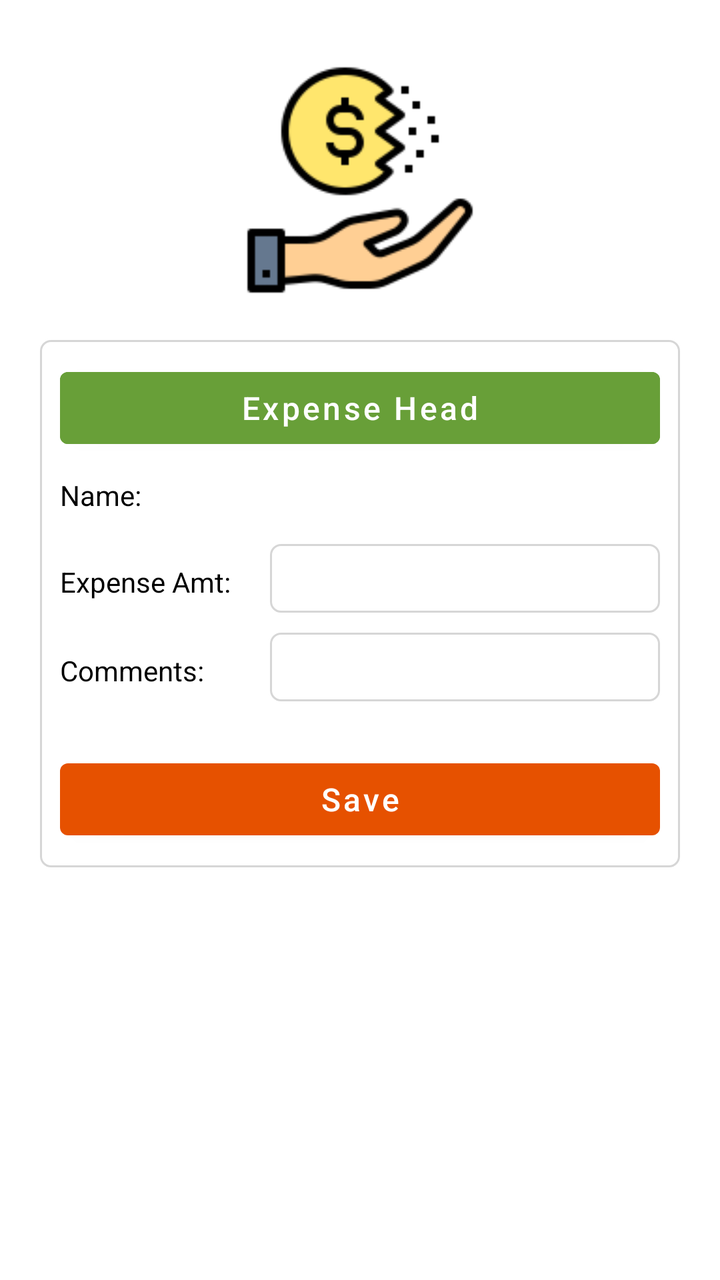
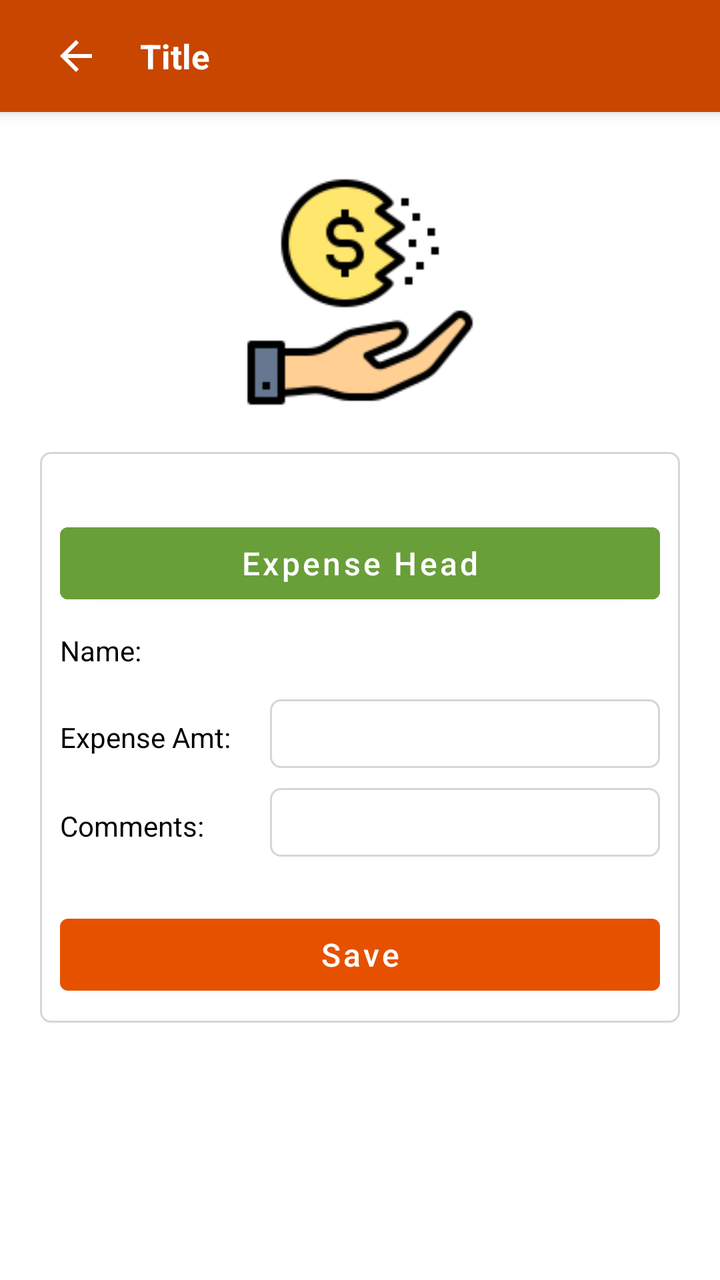

Before-and-after screenshots of an Android layout around one commit, followed by the original layout XML and the change that was made.
<!-- AndroidManifest.xml: application theme Theme.GasDistribution -->
<!-- res/layout/activity_expense.xml -->
<?xml version="1.0" encoding="utf-8"?>
<androidx.coordinatorlayout.widget.CoordinatorLayout
    xmlns:android="http://schemas.android.com/apk/res/android"
    xmlns:app="http://schemas.android.com/apk/res-auto"
    xmlns:tools="http://schemas.android.com/tools"
    android:layout_width="match_parent"
    android:layout_height="match_parent"
    tools:context=".activity.ExpenseActivity">

    <LinearLayout
        android:id="@+id/container"
        android:orientation="vertical"
        android:layout_width="match_parent"
        android:layout_height="match_parent">
        <LinearLayout
            android:layout_marginTop="30dp"
            android:gravity="center"
            android:layout_width="match_parent"
            android:layout_height="wrap_content">

            <ImageView
                android:background="@drawable/ic_expense"
                android:layout_width="120dp"
                android:layout_height="120dp" />

        </LinearLayout>
        <LinearLayout
            android:layout_margin="20dp"
            android:padding="10dp"
            android:background="@drawable/rectangle"
            android:orientation="vertical"
            android:layout_width="match_parent"
            android:layout_height="wrap_content">

            <Button
                android:id="@+id/btnShowExpenseHead"
                android:textSize="16sp"
                android:text="Expense Head"
                android:backgroundTint="@color/green"
                android:textAllCaps="false"
                android:layout_width="match_parent"
                android:layout_height="wrap_content" />

            <LinearLayout
                android:orientation="vertical"
                android:layout_width="match_parent"
                android:layout_height="wrap_content">

                <LinearLayout
                    android:layout_marginTop="5dp"
                    android:layout_marginBottom="5dp"
                    android:layout_width="match_parent"
                    android:layout_height="wrap_content">
                    <TextView
                        android:text="Name:"
                        android:textColor="@color/black"
                        android:layout_width="100dp"
                        android:layout_height="wrap_content" />
                    <TextView
                        android:id="@+id/txtExpenseName"
                        android:padding="5dp"
                        android:textColor="@color/black"
                        android:textStyle="bold"
                        android:maxLines="1"
                        android:text=""
                        android:layout_width="wrap_content"
                        android:layout_height="wrap_content" />
                </LinearLayout>

                <LinearLayout
                    android:orientation="horizontal"
                    android:layout_marginTop="5dp"
                    android:layout_marginBottom="5dp"
                    android:layout_width="match_parent"
                    android:layout_height="wrap_content">
                    <TextView
                        android:text="Expense Amt:"
                        android:textColor="@color/black"
                        android:layout_width="100dp"
                        android:layout_height="wrap_content" />
                    <EditText
                        android:id="@+id/etExpenseAmt"
                        android:textColor="@color/black"
                        android:textStyle="bold"
                        android:inputType="number"
                        android:maxLines="1"
                        android:layout_marginLeft="5dp"
                        android:padding="5dp"
                        android:background="@drawable/rectangle"
                        android:text=""
                        android:layout_width="match_parent"
                        android:layout_height="wrap_content" />
                </LinearLayout>

                <LinearLayout
                    android:orientation="horizontal"
                    android:layout_marginTop="5dp"
                    android:layout_marginBottom="5dp"
                    android:layout_width="match_parent"
                    android:layout_height="wrap_content">
                    <TextView
                        android:text="Comments:"
                        android:textColor="@color/black"
                        android:layout_width="100dp"
                        android:layout_height="wrap_content" />
                    <EditText
                        android:id="@+id/etComments"
                        android:textColor="@color/black"
                        android:layout_marginLeft="5dp"
                        android:padding="5dp"
                        android:background="@drawable/rectangle"
                        android:text=""
                        android:layout_width="match_parent"
                        android:layout_height="wrap_content" />
                </LinearLayout>

            </LinearLayout>

            <Button
                android:id="@+id/btnExpenseSave"
                android:textSize="16sp"
                android:layout_marginTop="20dp"
                android:text="Save"
                android:textAllCaps="false"
                android:layout_width="match_parent"
                android:layout_height="wrap_content" />

        </LinearLayout>
    </LinearLayout>

</androidx.coordinatorlayout.widget.CoordinatorLayout>
<!-- resources referenced by this layout -->
<resources>
  <color name="black">#FF000000</color>
  <color name="green">#689F38</color>
  <!-- drawable ic_expense: png bitmap (drawable, 6342 bytes) -->
  <!-- drawable rectangle (drawable) -->
  <?xml version="1.0" encoding="utf-8"?>
  <shape android:shape="rectangle"
      xmlns:android="http://schemas.android.com/apk/res/android">
      <stroke android:color="#D6D6D6" android:width="1dp"  />
      <corners android:radius="5dp" />
  </shape>
  <style name="Theme.GasDistribution" parent="Theme.MaterialComponents.Light.DarkActionBar">
          <item name="android:forceDarkAllowed" tools:targetApi="q">false</item>
          
          <item name="colorPrimary">@color/purple_500</item>
          <item name="colorPrimaryVariant">@color/purple_700</item>
          <item name="colorOnPrimary">@color/white</item>
          
          <item name="colorSecondary">@color/teal_200</item>
          <item name="colorSecondaryVariant">@color/teal_700</item>
          <item name="colorOnSecondary">@color/black</item>
          
          
  
      </style>
  <color name="purple_500">#E65100</color>
  <color name="purple_700">#C84600</color>
  <color name="white">#FFFFFFFF</color>
  <color name="teal_200">#FF03DAC5</color>
  <color name="teal_700">#FF018786</color>
</resources>

<!-- the commit's change to res/layout/activity_expense.xml (unified diff, before → after) -->
@@ -12,6 +12,9 @@
         android:orientation="vertical"
         android:layout_width="match_parent"
         android:layout_height="match_parent">
+
+        <include layout="@layout/layout_toolbar" />
+
         <LinearLayout
             android:layout_marginTop="30dp"
             android:gravity="center"
@@ -31,6 +34,15 @@
             android:orientation="vertical"
             android:layout_width="match_parent"
             android:layout_height="wrap_content">
+
+            <TextView
+                android:id="@+id/txtWHName"
+                android:text=""
+                android:textAlignment="center"
+                android:textColor="@color/black"
+                android:textSize="16sp"
+                android:layout_width="match_parent"
+                android:layout_height="wrap_content" />
 
             <Button
                 android:id="@+id/btnShowExpenseHead"
@@ -129,3 +141,49 @@
     </LinearLayout>
 
 </androidx.coordinatorlayout.widget.CoordinatorLayout>
+<!-- res/layout/layout_toolbar.xml (included above) -->
+<?xml version="1.0" encoding="utf-8"?>
+<androidx.appcompat.widget.Toolbar
+    xmlns:android="http://schemas.android.com/apk/res/android"
+    xmlns:app="http://schemas.android.com/apk/res-auto"
+    android:id="@+id/toolbar"
+    android:layout_width="match_parent"
+    android:layout_height="wrap_content"
+    android:minHeight="?attr/actionBarSize"
+    android:background="@color/purple_700"
+    android:elevation="4dp"
+    app:theme="@style/Base.ThemeOverlay.AppCompat.Dark.ActionBar">
+
+    <LinearLayout
+        android:layout_width="match_parent"
+        android:layout_height="wrap_content"
+        android:orientation="horizontal"
+        android:gravity="center_vertical">
+
+        <LinearLayout
+            android:id="@+id/btnBack"
+            android:layout_width="wrap_content"
+            android:layout_height="wrap_content"
+            android:padding="10dp"
+            android:clickable="true"
+            android:foreground="?attr/selectableItemBackground">
+
+            <ImageView
+                android:layout_width="24dp"
+                android:layout_height="24dp"
+                android:src="@drawable/outline_arrow_back_24"
+                app:tint="@color/white" />
+        </LinearLayout>
+
+        <TextView
+            android:id="@+id/toolbar_title"
+            android:layout_width="wrap_content"
+            android:layout_height="wrap_content"
+            android:layout_marginStart="10dp"
+            android:text="Title"
+            android:textColor="@color/white"
+            android:textStyle="bold"
+            android:textSize="17sp"/>
+    </LinearLayout>
+
+</androidx.appcompat.widget.Toolbar>
<!-- resource entries referenced after the edit -->
@@ -3,6 +3,12 @@
   <color name="black">#FF000000</color>
   <color name="green">#689F38</color>
   <!-- drawable ic_expense: png bitmap (drawable, 6342 bytes) -->
+  <!-- drawable outline_arrow_back_24 (drawable) -->
+  <vector xmlns:android="http://schemas.android.com/apk/res/android" android:autoMirrored="true" android:height="24dp" android:tint="#000000" android:viewportHeight="960" android:viewportWidth="960" android:width="24dp">
+        
+      <path android:fillColor="@android:color/white" android:pathData="M313,520L537,744L480,800L160,480L480,160L537,216L313,440L800,440L800,520L313,520Z"/>
+      
+  </vector>
   <!-- drawable rectangle (drawable) -->
   <?xml version="1.0" encoding="utf-8"?>
   <shape android:shape="rectangle"
@@ -10,7 +16,7 @@
       <stroke android:color="#D6D6D6" android:width="1dp"  />
       <corners android:radius="5dp" />
   </shape>
-  <style name="Theme.GasDistribution" parent="Theme.MaterialComponents.Light.DarkActionBar">
+  <style name="Theme.GasDistribution" parent="Theme.MaterialComponents.Light.NoActionBar">
           <item name="android:forceDarkAllowed" tools:targetApi="q">false</item>
           
           <item name="colorPrimary">@color/purple_500</item>
